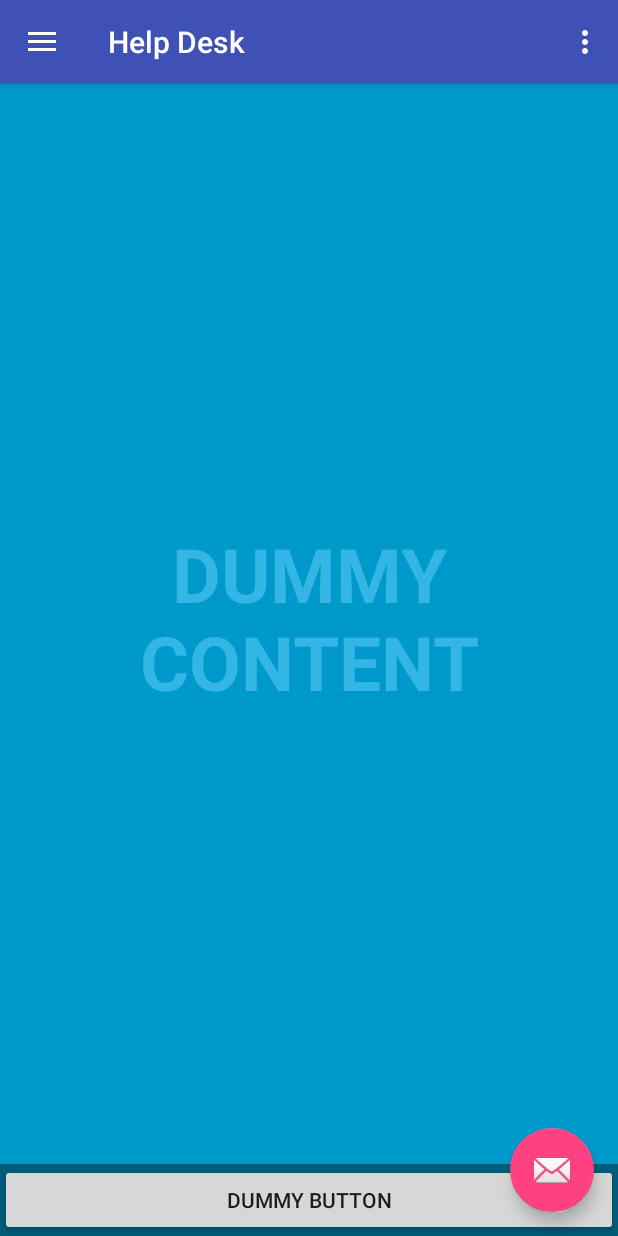
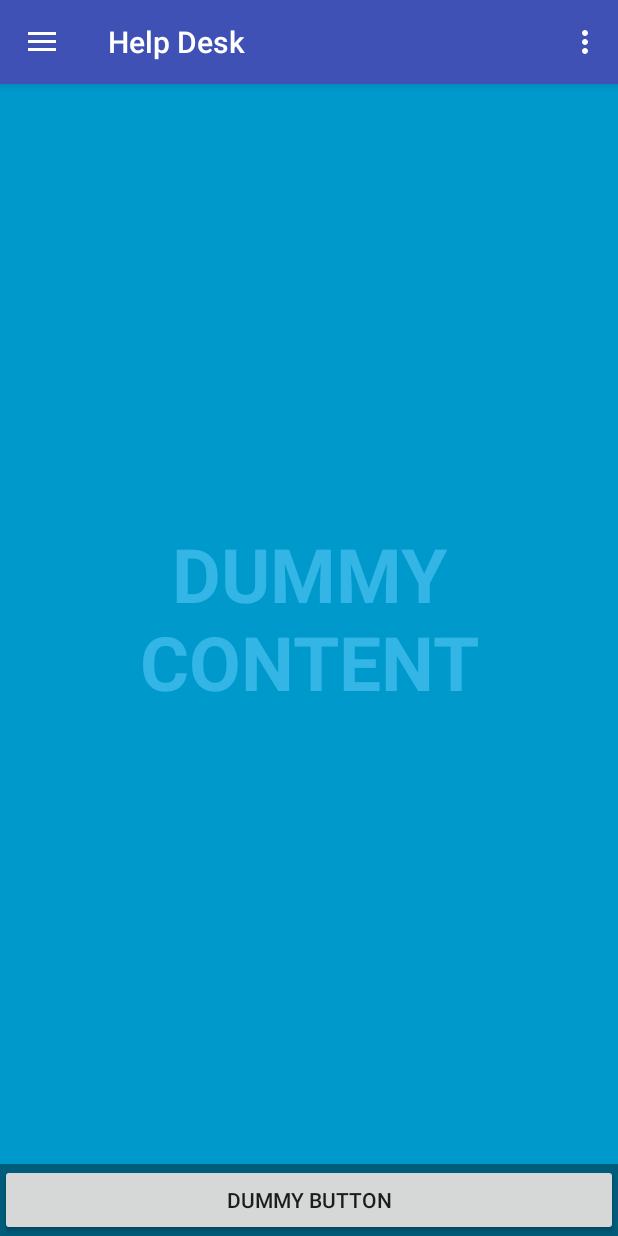
Before and after one commit to helpdessk/android-app-latest, an Android app: the HomeScreenActivity screen opened directly, with no data from a screen before it, in the side drawer, after a tap on "App Help", on a phone screen of 412 x 824 dp. Run offline under Robolectric (Android 15) with nearby library versions, the phone set to English and light mode, and no system bars; libraries missing offline, so code that uses them is left out: com.inscripts.interfaces, cometchat.inscripts.com; 2 statements that could not run were skipped.

Commit message:
Updated code with fragments

```diff
--- a/app/src/main/java/com/android/helpdessk/helpdesk/activities/HomeScreenActivity.java
+++ b/app/src/main/java/com/android/helpdessk/helpdesk/activities/HomeScreenActivity.java
@@ -18,11 +18,15 @@ import android.view.MenuItem;
 import android.view.View;
 
 import com.android.helpdessk.helpdesk.R;
+import com.android.helpdessk.helpdesk.fragments.HomeScreenFragment;
+import com.android.helpdessk.helpdesk.fragments.RegistrationFragment;
 
 import rolebase.Home;
 
 public class HomeScreenActivity extends AppCompatActivity
         implements NavigationView.OnNavigationItemSelectedListener {
+
+    Fragment mCurrentFragment;
 
     @Override
     protected void onCreate(Bundle savedInstanceState) {
@@ -30,15 +34,6 @@ public class HomeScreenActivity extends AppCompatActivity
         setContentView(R.layout.activity_home_screen);
         Toolbar toolbar = findViewById(R.id.toolbar);
         setSupportActionBar(toolbar);
-
-        FloatingActionButton fab = findViewById(R.id.fab);
-        fab.setOnClickListener(new View.OnClickListener() {
-            @Override
-            public void onClick(View view) {
-                Snackbar.make(view, "Replace with your own action", Snackbar.LENGTH_LONG)
-                        .setAction("Action", null).show();
-            }
-        });
 
         DrawerLayout drawer = findViewById(R.id.drawer_layout);
         ActionBarDrawerToggle toggle = new ActionBarDrawerToggle(
@@ -48,6 +43,10 @@ public class HomeScreenActivity extends AppCompatActivity
 
         NavigationView navigationView = findViewById(R.id.nav_view);
         navigationView.setNavigationItemSelectedListener(this);
+        if(mCurrentFragment == null){
+            mCurrentFragment = HomeScreenFragment.newInstance();
+        }
+        replaceFragment(mCurrentFragment);
     }
 
     @Override
@@ -91,10 +90,13 @@ public class HomeScreenActivity extends AppCompatActivity
         Fragment fragment = null;
 
         if (id == R.id.nav_join_help_desk) {
-            // Handle the camera action
-            //fragment = new JoinHelpDesk();
-            Intent i = new Intent(HomeScreenActivity.this,MainActivity.class);
-            startActivity(i);
+//
+            mCurrentFragment = RegistrationFragment.newInstance();
+            replaceFragment(mCurrentFragment);
+//            // Handle the camera action
+//            //fragment = new JoinHelpDesk();
+//            Intent i = new Intent(HomeScreenActivity.this,MainActivity.class);
+//            startActivity(i);
 
         } else if (id == R.id.nav_app_help) {
 
@@ -104,17 +106,20 @@ public class HomeScreenActivity extends AppCompatActivity
 
         }
 
-        if(fragment != null){
-            FragmentManager fragmentManager = getSupportFragmentManager();
-            FragmentTransaction ft = fragmentManager.beginTransaction();
 
-            ft.replace(R.id.ButtonTest, fragment);
-
-            ft.commit();
-        }
 
         DrawerLayout drawer = findViewById(R.id.drawer_layout);
         drawer.closeDrawer(GravityCompat.START);
         return true;
     }
+
+
+    private void replaceFragment(Fragment fragment){
+        if(fragment != null){
+            FragmentManager fragmentManager = getSupportFragmentManager();
+            FragmentTransaction ft = fragmentManager.beginTransaction();
+            ft.replace(R.id.fragment_container, fragment).addToBackStack(null);
+            ft.commit();
+        }
+    }
 }
--- a/app/src/main/java/com/android/helpdessk/helpdesk/activities/MainActivity.java
+++ b/app/src/main/java/com/android/helpdessk/helpdesk/activities/MainActivity.java
@@ -41,7 +41,7 @@ public class MainActivity extends AppCompatActivity implements View.OnClickListe
     @Override
     protected void onCreate(Bundle savedInstanceState) {
         super.onCreate(savedInstanceState);
-        setContentView(R.layout.activity_main);
+        setContentView(R.layout.registration_layout);
         cometChat = CometChat.getInstance(MainActivity.this);
 
         pbLoading = findViewById(R.id.pb_loading);
--- /dev/null
+++ b/app/src/main/java/com/android/helpdessk/helpdesk/fragments/HomeScreenFragment.java
@@ -0,0 +1,35 @@
+package com.android.helpdessk.helpdesk.fragments;
+
+import android.os.Bundle;
+import android.support.annotation.NonNull;
+import android.support.annotation.Nullable;
+import android.support.v4.app.Fragment;
+import android.view.LayoutInflater;
+import android.view.View;
+import android.view.ViewGroup;
+
+import com.android.helpdessk.helpdesk.R;
+
+public class HomeScreenFragment extends Fragment {
+
+    public static HomeScreenFragment newInstance(){
+        return new HomeScreenFragment();
+    }
+
+    @Override
+    public void onCreate(@Nullable Bundle savedInstanceState) {
+        super.onCreate(savedInstanceState);
+
+    }
+
+    @Nullable
+    @Override
+    public View onCreateView(@NonNull LayoutInflater inflater, @Nullable ViewGroup container, @Nullable Bundle savedInstanceState) {
+        return inflater.inflate(R.layout.activity_help_desk_home, container, false);
+    }
+
+    @Override
+    public void onActivityCreated(@Nullable Bundle savedInstanceState) {
+        super.onActivityCreated(savedInstanceState);
+    }
+}
--- /dev/null
+++ b/app/src/main/java/com/android/helpdessk/helpdesk/fragments/RegistrationFragment.java
@@ -0,0 +1,245 @@
+package com.android.helpdessk.helpdesk.fragments;
+
+import android.content.Context;
+import android.os.Bundle;
+import android.support.annotation.NonNull;
+import android.support.annotation.Nullable;
+import android.support.v4.app.Fragment;
+import android.text.TextUtils;
+import android.util.Log;
+import android.view.LayoutInflater;
+import android.view.View;
+import android.view.ViewGroup;
+import android.view.WindowManager;
+import android.widget.Button;
+import android.widget.EditText;
+import android.widget.ProgressBar;
+import android.widget.Toast;
+
+import com.android.helpdessk.helpdesk.R;
+import com.android.helpdessk.helpdesk.activities.MainActivity;
+import com.inscripts.interfaces.Callbacks;
+import com.inscripts.interfaces.LaunchCallbacks;
+
+import org.json.JSONObject;
+
+import cometchat.inscripts.com.cometchatcore.coresdk.CometChat;
+
+public class RegistrationFragment extends Fragment {
+
+    private static final String TAG = RegistrationFragment.class.getSimpleName();
+
+    private String licenseKey = "COMETCHAT-0YFFT-JC76D-9GE6Y-0ZBXL";
+    private String apiKey = "51202xf74431d527bc80bfcf0d142e4d5ba9f6";
+    private boolean isCometOnDemand = true;
+    private CometChat cometChat;
+    private String avatarURL = "";
+    private String profileURL = "";
+    private String role = "customer";
+    private Context context;
+
+    private Button btnLaunchChat, btnInitializeChat;
+    private EditText textUserName, textFullName, textEmail, textPhone;
+    private ProgressBar pbLoading;
+
+    public static RegistrationFragment newInstance(){
+        return new RegistrationFragment();
+    }
+
+    @Override
+    public void onCreate(@Nullable Bundle savedInstanceState) {
+        super.onCreate(savedInstanceState);
+    }
+
+    @Nullable
+    @Override
+    public View onCreateView(@NonNull LayoutInflater inflater, @Nullable ViewGroup container, @Nullable Bundle savedInstanceState) {
+        View view = inflater.inflate(R.layout.registration_layout, container, false);
+        cometChat = CometChat.getInstance(getActivity());
+        pbLoading = view.findViewById(R.id.pb_loading);
+        btnLaunchChat = view.findViewById(R.id.btnLaunchChat);
+        btnLaunchChat.setOnClickListener(new View.OnClickListener() {
+            @Override
+            public void onClick(View view) {
+                createUserAndLogin();
+            }
+        });
+        btnLaunchChat.setEnabled(false);
+        textUserName = view.findViewById(R.id.user_name);
+        textFullName = view.findViewById(R.id.user_full_name);
+        textEmail = view.findViewById(R.id.user_email);
+        textPhone = view.findViewById(R.id.user_phone);
+
+        return view;
+    }
+
+    @Override
+    public void onActivityCreated(@Nullable Bundle savedInstanceState) {
+        super.onActivityCreated(savedInstanceState);
+        initializeChat();
+    }
+
+
+    private void createUserAndLogin(){
+        cometChat.createUser(context,textUserName.getText().toString(),textFullName.getText().toString(),avatarURL,profileURL,role,new Callbacks() {
+            @Override
+            public void successCallback(JSONObject jsonObject) {
+                Log.d(TAG, "Registration Successful : " + jsonObject.toString());
+                Toast.makeText(getActivity(), jsonObject.toString(), Toast.LENGTH_LONG).show();
+                //btnLaunchChat.setEnabled(true);
+                showLoading(false);
+                if (textUserName.getText().toString() != null && !TextUtils.isEmpty(textUserName.getText().toString())) {
+                    showLoading(true);
+                    cometChat.loginWithUID(getActivity(), textUserName.getText().toString(), new Callbacks() {
+                        @Override
+                        public void successCallback(JSONObject jsonObject) {
+                            Log.d(TAG, "Login Success : " + jsonObject.toString());
+                            Toast.makeText(getActivity(), jsonObject.toString(), Toast.LENGTH_LONG).show();
+                            //btnLaunchChat.setEnabled(true);
+                            showLoading(false);
+                            launchChat();
+                        }
+
+                        @Override
+                        public void failCallback(JSONObject jsonObject) {
+                            Log.d(TAG, "Login Fail : " + jsonObject.toString());
+                            Toast.makeText(getActivity(), jsonObject.toString(), Toast.LENGTH_LONG).show();
+                            showLoading(false);
+                        }
+                    });
+                } else {
+                    Toast.makeText(getActivity(), "UID be null or empty", Toast.LENGTH_LONG).show();
+                }
+
+            }
+            @Override
+            public void failCallback(JSONObject jsonObject) {
+                Log.d(TAG, "Failed to create User  : " + jsonObject.toString());
+                Toast.makeText(getActivity(), jsonObject.toString(), Toast.LENGTH_LONG).show();
+                showLoading(false);
+
+            }
+
+
+        });
+    }
+
+    private void showLoading(boolean show) {
+        if (show) {
+            pbLoading.setVisibility(View.VISIBLE);
+            if(isAdded() && getActivity()!=null) {
+                getActivity().getWindow().setFlags(WindowManager.LayoutParams.FLAG_NOT_TOUCHABLE,
+                        WindowManager.LayoutParams.FLAG_NOT_TOUCHABLE);
+            }
+        } else {
+            pbLoading.setVisibility(View.GONE);
+            if(isAdded() && getActivity()!=null) {
+                getActivity().getWindow().clearFlags(WindowManager.LayoutParams.FLAG_NOT_TOUCHABLE);
+            }
+        }
+    }
+
+    private void initializeChat() {
+        showLoading(true);
+        cometChat.initializeCometChat("", licenseKey, apiKey, isCometOnDemand, new Callbacks() {
+            @Override
+            public void successCallback(JSONObject jsonObject) {
+                //Log.d(TAG, "Initialize Success : " + jsonObject.toString());
+                if (isAdded() && getActivity() != null) {
+                    Toast.makeText(getActivity(), "CometChat initialized successfully", Toast.LENGTH_LONG).show();
+                    showLoading(false);
+                    btnLaunchChat.setEnabled(true);
+                }
+            }
+
+            @Override
+            public void failCallback(JSONObject jsonObject) {
+                if (isAdded() && getActivity() != null) {
+                    Log.d(TAG, "Initialize Fail : " + jsonObject.toString());
+                    Toast.makeText(getActivity(), "Initialize Failed with error: " + jsonObject.toString(), Toast.LENGTH_LONG).show();
+                    showLoading(false);
+                }
+            }
+        });
+    }
+
+    private void login(String UID) {
+        if (UID != null && !TextUtils.isEmpty(UID)) {
+            showLoading(true);
+            cometChat.loginWithUID(getActivity(), UID, new Callbacks() {
+                @Override
+                public void successCallback(JSONObject jsonObject) {
+                    if (isAdded() && getActivity() != null) {
+                        Log.d(TAG, "Login Success : " + jsonObject.toString());
+                        Toast.makeText(getActivity(), jsonObject.toString(), Toast.LENGTH_LONG).show();
+                        //btnLaunchChat.setEnabled(true);
+                        showLoading(false);
+                    }
+                }
+
+                @Override
+                public void failCallback(JSONObject jsonObject) {
+                    if (isAdded() && getActivity() != null) {
+                        Log.d(TAG, "Login Fail : " + jsonObject.toString());
+                        Toast.makeText(getActivity(), "Please Fill in the required fields", Toast.LENGTH_LONG).show();
+                        //Toast.makeText(getActivity(), jsonObject.toString(), Toast.LENGTH_LONG).show();
+                        showLoading(false);
+                    }
+                }
+            });
+        } else {
+            Toast.makeText(getActivity(), "Please Fill in the required fields", Toast.LENGTH_LONG).show();
+        }
+
+    }
+
+    /**
+     *  Launches the chat.
+     */
+    private void launchChat() {
+
+        cometChat.launchCometChat(getActivity(), true, new LaunchCallbacks() {
+            @Override
+            public void successCallback(JSONObject jsonObject) {
+                Log.d(TAG, "Launch Success : " + jsonObject.toString());
+            }
+
+            @Override
+            public void failCallback(JSONObject jsonObject) {
+                Log.d(TAG, "Launch Fail : " + jsonObject.toString());
+            }
+
+            @Override
+            public void userInfoCallback(JSONObject jsonObject) {
+                Log.d(TAG, "User Info Received : " + jsonObject.toString());
+            }
+
+            @Override
+            public void chatroomInfoCallback(JSONObject jsonObject) {
+                Log.d(TAG, "Chatroom Info Received : " + jsonObject.toString());
+            }
+
+            @Override
+            public void onMessageReceive(JSONObject jsonObject) {
+                Log.d(TAG, "Message Received : " + jsonObject.toString());
+            }
+
+            @Override
+            public void error(JSONObject jsonObject) {
+                Log.d(TAG, "Error : " + jsonObject.toString());
+            }
+
+            @Override
+            public void onWindowClose(JSONObject jsonObject) {
+                Log.d(TAG, "Chat Window Closed : " + jsonObject.toString());
+            }
+
+            @Override
+            public void onLogout() {
+                Log.d(TAG, "Logout");
+            }
+        });
+
+    }
+
+}
--- a/app/src/main/res/layout/app_bar_home_screen.xml
+++ b/app/src/main/res/layout/app_bar_home_screen.xml
@@ -20,14 +20,9 @@
 
     </android.support.design.widget.AppBarLayout>
 
-    <include layout="@layout/activity_help_desk_home" />
-
-    <android.support.design.widget.FloatingActionButton
-        android:id="@+id/fab"
-        android:layout_width="wrap_content"
-        android:layout_height="wrap_content"
-        android:layout_gravity="bottom|end"
-        android:layout_margin="@dimen/fab_margin"
-        app:srcCompat="@android:drawable/ic_dialog_email" />
+    <FrameLayout
+        android:layout_width="match_parent"
+        android:layout_height="match_parent"
+        android:id="@+id/fragment_container"/>
 
 </android.support.design.widget.CoordinatorLayout>
--- a/app/src/main/res/layout/content_main.xml
+++ b/app/src/main/res/layout/content_main.xml
@@ -6,7 +6,7 @@
     android:layout_height="match_parent"
     app:layout_behavior="@string/appbar_scrolling_view_behavior"
     tools:context="com.android.helpdessk.helpdesk.activities.MainActivity"
-    tools:showIn="@layout/activity_main">
+    tools:showIn="@layout/registration_layout">
 
     <TextView
         android:layout_width="wrap_content"
```
Also changed, not shown: app/src/main/res/layout/registration_layout.xml (renamed from app/src/main/res/layout/activity_main.xml).
